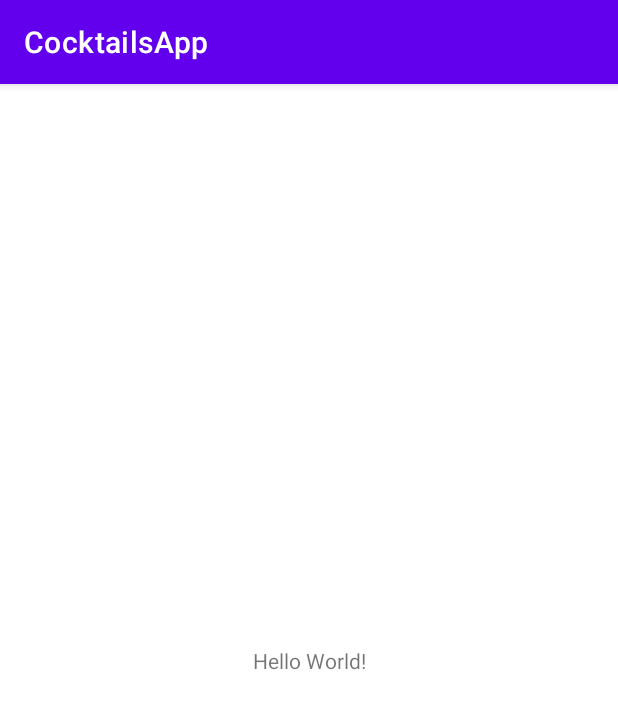
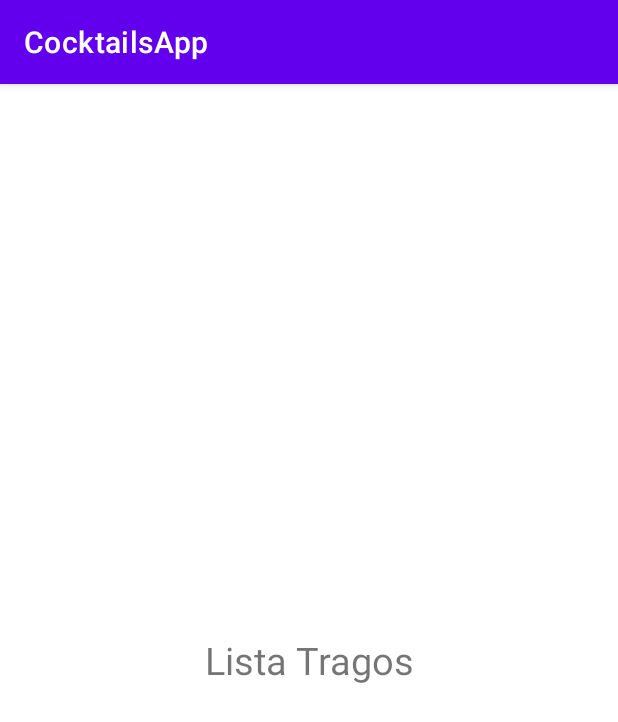
Before and after one commit to farinas09/cocktails_app, an Android app: the screen it shows after launch (MainActivity), on a phone screen of 412 x 824 dp. Shown: the top 722 px of the screen. Run offline under Robolectric (Android 15) with nearby library versions, the phone set to English and light mode, and no system bars.

Commit message:
setup navigation component

```diff
--- /dev/null
+++ b/app/src/main/java/com/farinas/cocktailsapp/ui/MainFragment.kt
@@ -0,0 +1,24 @@
+package com.farinas.cocktailsapp.ui
+
+import android.os.Bundle
+import androidx.fragment.app.Fragment
+import android.view.LayoutInflater
+import android.view.View
+import android.view.ViewGroup
+import com.farinas.cocktailsapp.R
+
+class MainFragment : Fragment() {
+
+    override fun onCreate(savedInstanceState: Bundle?) {
+        super.onCreate(savedInstanceState)
+
+    }
+
+    override fun onCreateView(
+        inflater: LayoutInflater, container: ViewGroup?,
+        savedInstanceState: Bundle?
+    ): View? {
+        return inflater.inflate(R.layout.fragment_main, container, false)
+    }
+
+}
--- a/app/src/main/res/layout/activity_main.xml
+++ b/app/src/main/res/layout/activity_main.xml
@@ -6,13 +6,16 @@
     android:layout_height="match_parent"
     tools:context=".MainActivity">
 
-    <TextView
-        android:layout_width="wrap_content"
-        android:layout_height="wrap_content"
-        android:text="Hello World!"
-        app:layout_constraintBottom_toBottomOf="parent"
+    <androidx.fragment.app.FragmentContainerView
+        android:id="@+id/nav_host_fragment"
+        android:name="androidx.navigation.fragment.NavHostFragment"
+        android:layout_width="0dp"
+        android:layout_height="0dp"
         app:layout_constraintLeft_toLeftOf="parent"
         app:layout_constraintRight_toRightOf="parent"
-        app:layout_constraintTop_toTopOf="parent" />
+        app:layout_constraintTop_toTopOf="parent"
+        app:layout_constraintBottom_toBottomOf="parent"
+        app:defaultNavHost="true"
+        app:navGraph="@navigation/main_graph" />
 
 </androidx.constraintlayout.widget.ConstraintLayout>
--- /dev/null
+++ b/app/src/main/res/layout/fragment_main.xml
@@ -0,0 +1,16 @@
+<?xml version="1.0" encoding="utf-8"?>
+<LinearLayout xmlns:android="http://schemas.android.com/apk/res/android"
+    xmlns:tools="http://schemas.android.com/tools"
+    android:layout_width="match_parent"
+    android:layout_height="match_parent"
+    android:layout_gravity="center"
+    tools:context=".ui.MainFragment">
+
+    <TextView
+        android:layout_width="match_parent"
+        android:layout_height="match_parent"
+        android:textSize="25sp"
+        android:gravity="center"
+        android:text="Lista Tragos" />
+
+</LinearLayout>
--- /dev/null
+++ b/app/src/main/res/navigation/main_graph.xml
@@ -0,0 +1,22 @@
+<?xml version="1.0" encoding="utf-8"?>
+<navigation xmlns:android="http://schemas.android.com/apk/res/android"
+    xmlns:app="http://schemas.android.com/apk/res-auto"
+    xmlns:tools="http://schemas.android.com/tools"
+    android:id="@+id/main_graph"
+    app:startDestination="@id/mainFragment">
+
+    <fragment
+        android:id="@+id/mainFragment"
+        android:name="com.farinas.cocktailsapp.ui.MainFragment"
+        android:label="fragment_main"
+        tools:layout="@layout/fragment_main" >
+        <action
+            android:id="@+id/action_mainFragment_to_cocktailDetailsFragment"
+            app:destination="@id/cocktailDetailsFragment" />
+    </fragment>
+    <fragment
+        android:id="@+id/cocktailDetailsFragment"
+        android:name="com.farinas.cocktailsapp.ui.CocktailDetailsFragment"
+        android:label="fragment_cocktail_details"
+        tools:layout="@layout/fragment_cocktail_details" />
+</navigation>
--- a/app/src/main/res/values/strings.xml
+++ b/app/src/main/res/values/strings.xml
@@ -1,3 +1,5 @@
 <resources>
     <string name="app_name">CocktailsApp</string>
+    <!-- TODO: Remove or change this placeholder text -->
+    <string name="hello_blank_fragment">Hello blank fragment</string>
 </resources>
```
Also changed, not shown: app/build.gradle (+11 -7 lines), app/src/main/java/com/farinas/cocktailsapp/ui/CocktailDetailsFragment.kt (added, +22 -0 lines), app/src/main/res/layout/fragment_cocktail_details.xml (added, +15 -0 lines).
